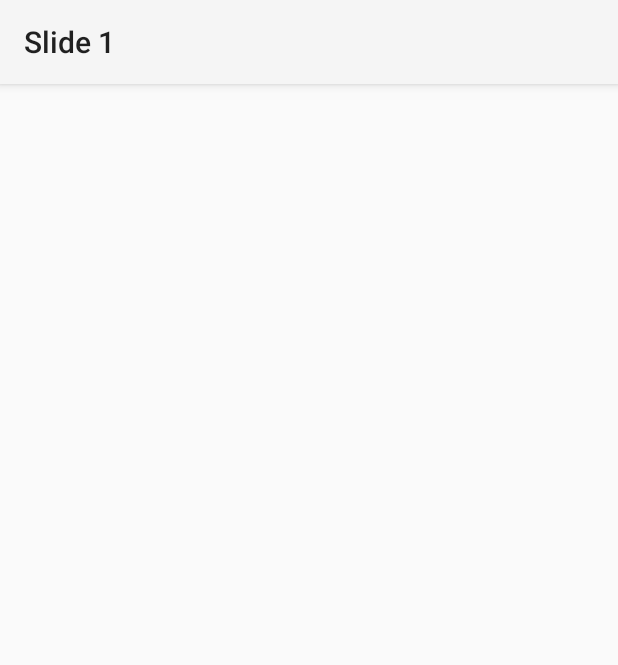
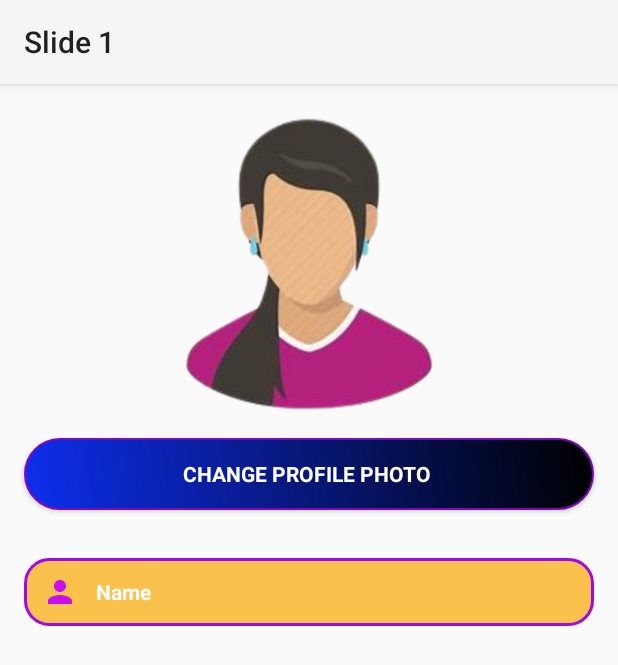
Before and after one commit to Shruti20156/SSTech, an Android app: the Slide1Activity screen opened directly, with no data from a screen before it, on a phone screen of 412 x 824 dp. Shown: the top 665 px of the screen. Run offline under Robolectric (Android 15) with nearby library versions, the phone set to English and light mode, and no system bars; Roboto replaces fonts that are not available here.

Commit message:
activity_slide1.xml Add image,text,button

```diff
--- a/app/src/main/res/layout/activity_slide1.xml
+++ b/app/src/main/res/layout/activity_slide1.xml
@@ -1,10 +1,42 @@
 <?xml version="1.0" encoding="utf-8"?>
-<androidx.constraintlayout.widget.ConstraintLayout xmlns:android="http://schemas.android.com/apk/res/android"
+<LinearLayout xmlns:android="http://schemas.android.com/apk/res/android"
     xmlns:app="http://schemas.android.com/apk/res-auto"
     xmlns:tools="http://schemas.android.com/tools"
     android:id="@+id/main"
     android:layout_width="match_parent"
     android:layout_height="match_parent"
-    tools:context=".Slide1Activity">
+    tools:context=".Slide1Activity"
+    android:orientation="vertical">
+    <ImageView
+        android:layout_width="200dp"
+        android:layout_height="200dp"
+        android:id="@+id/ivmyprofilepic"
+        android:src="@drawable/mypic"
+        android:layout_gravity="center_horizontal"
+        android:layout_marginTop="20dp"/>
 
-</androidx.constraintlayout.widget.ConstraintLayout>
+    <Button
+        android:layout_width="match_parent"
+        android:layout_height="wrap_content"
+        android:id="@+id/btnMyProfileChangepic"
+        android:background="@drawable/btco"
+        android:text="Change Profile Photo "
+        android:textColor="@color/white"
+        android:textStyle="bold"
+        android:fontFamily="sans-serif"
+        android:layout_margin="16dp"/>
+    <TextView
+        android:layout_width="match_parent"
+        android:layout_height="45dp"
+        android:id="@+id/tvmyprofilename"
+        android:textColor="@color/white"
+        android:text="Name"
+        android:textStyle="bold"
+        android:layout_margin="16dp"
+        android:background="@drawable/backgroundreg"
+        android:gravity="center_vertical"
+        android:drawableLeft="@drawable/name"
+        android:drawablePadding="12sp"
+        android:paddingLeft="12sp"
+        />
+</LinearLayout>
```
